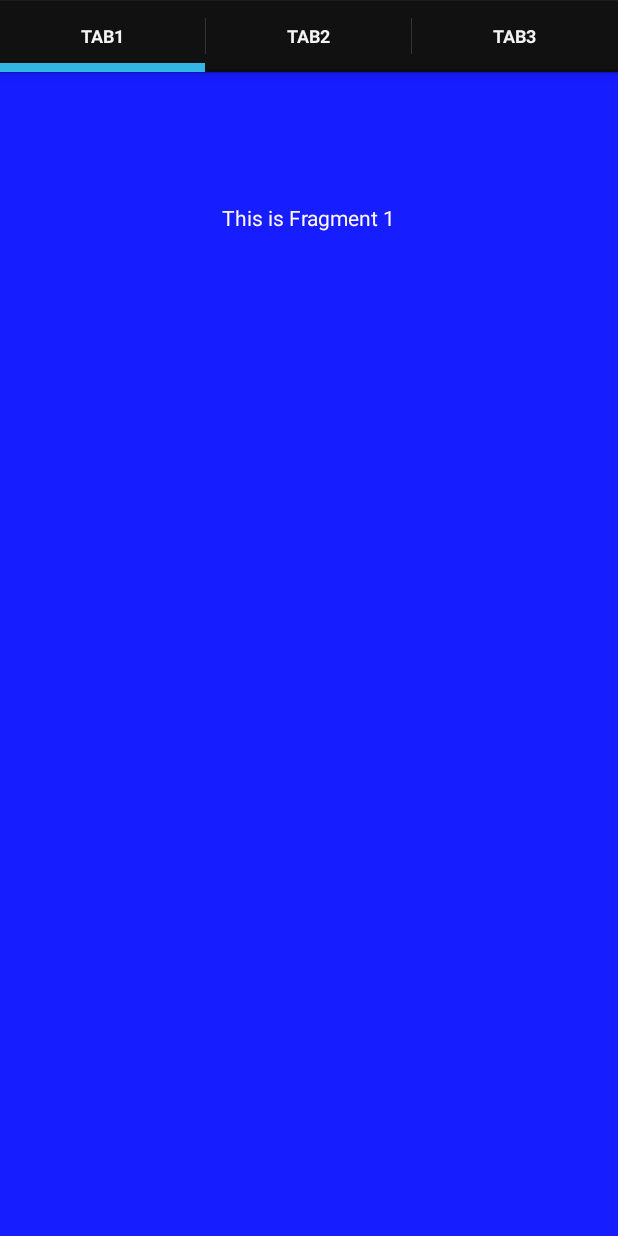
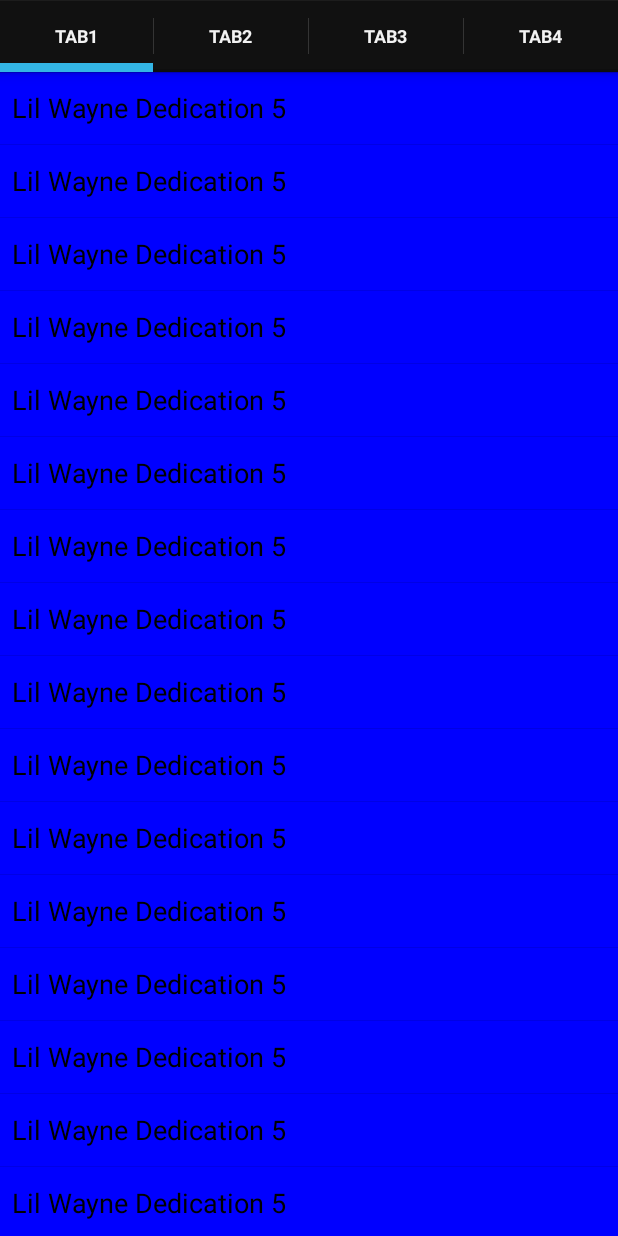
Before and after one commit to 3digital/FragmentTabsTutorial, an Android app: the screen it shows after launch (MainActivity), on a phone screen of 412 x 824 dp. Run offline under Robolectric (Android 15) with nearby library versions, the phone set to English and light mode, and no system bars.

Commit message:
Added background color to each fragment incorparated list array to tabs 1-2

```diff
--- /dev/null
+++ b/FragmentTabsTutorial/src/main/java/com/threedigital/fragmenttabstutorial/FragmentTab4.java
@@ -0,0 +1,19 @@
+package com.threedigital.fragmenttabstutorial;
+
+import android.app.Fragment;
+import android.os.Bundle;
+import android.view.LayoutInflater;
+import android.view.View;
+import android.view.ViewGroup;
+
+/**
+ * Created by 3digital on 10/7/13.
+ */
+public class FragmentTab4 extends Fragment {
+
+
+    @Override
+    public View onCreateView(LayoutInflater inflater, ViewGroup container, Bundle savedInstanceState) {
+        return inflater.inflate(R.layout.fragmenttab4, container, false);
+    }
+}
--- a/FragmentTabsTutorial/src/main/java/com/threedigital/fragmenttabstutorial/MainActivity.java
+++ b/FragmentTabsTutorial/src/main/java/com/threedigital/fragmenttabstutorial/MainActivity.java
@@ -14,18 +14,19 @@ public class MainActivity extends Activity {
         setContentView(R.layout.activity_main);
 
 
-        ActionBar.Tab Tab1, Tab2, Tab3;
+        ActionBar.Tab Tab1, Tab2, Tab3, Tab4;
         Fragment fragmentTab1 = new FragmentTab1();
         Fragment fragmentTab2 = new FragmentTab2();
         Fragment fragmentTab3 = new FragmentTab3();
+        Fragment fragmentTab4 = new FragmentTab4();
 
 
 
             ActionBar actionBar = getActionBar();
 
             // Hide Actionbar Icon
-        assert actionBar != null;
-        actionBar.setDisplayShowHomeEnabled(false);
+            assert actionBar != null;
+            actionBar.setDisplayShowHomeEnabled(false);
 
             // Hide Actionbar Title
             actionBar.setDisplayShowTitleEnabled(false);
@@ -37,15 +38,18 @@ public class MainActivity extends Activity {
             Tab1 = actionBar.newTab().setText("Tab1");
             Tab2 = actionBar.newTab().setText("Tab2");
             Tab3 = actionBar.newTab().setText("Tab3");
+            Tab4 = actionBar.newTab().setText("Tab4");
 
             // Set Tab Listeners
             Tab1.setTabListener(new TabListener(fragmentTab1));
             Tab2.setTabListener(new TabListener(fragmentTab2));
             Tab3.setTabListener(new TabListener(fragmentTab3));
+            Tab4.setTabListener(new TabListener(fragmentTab4));
 
             // Add tabs to actionbar
             actionBar.addTab(Tab1);
             actionBar.addTab(Tab2);
             actionBar.addTab(Tab3);
+            actionBar.addTab(Tab4);
         }
     }
--- a/FragmentTabsTutorial/src/main/res/layout/fragmenttab1.xml
+++ b/FragmentTabsTutorial/src/main/res/layout/fragmenttab1.xml
@@ -2,15 +2,21 @@
 
 <RelativeLayout xmlns:android="http://schemas.android.com/apk/res/android"
     android:layout_width="match_parent" android:layout_height="match_parent"
-    android:background="#161dff">
+    android:background="#0000ff">
 
     <TextView
         android:layout_width="wrap_content"
         android:layout_height="wrap_content"
         android:id="@+id/textView"
+        android:layout_marginTop="12dp"
         android:layout_alignParentTop="true"
-        android:text="@string/Fragment1"
-        android:layout_centerHorizontal="true"
-        android:layout_marginTop="87dp"
-        android:textColor="#fff7fb" />
+        android:layout_centerHorizontal="true" />
+
+    <ListView
+        android:layout_width="wrap_content"
+        android:layout_height="wrap_content"
+        android:id="@+id/listView"
+        android:entries="@array/Jamz"
+        android:layout_centerVertical="true"
+        android:layout_centerHorizontal="true"/>
 </RelativeLayout>
--- a/FragmentTabsTutorial/src/main/res/values/strings.xml
+++ b/FragmentTabsTutorial/src/main/res/values/strings.xml
@@ -6,7 +6,84 @@
     <string name="Fragment1">This is Fragment 1</string>
     <string name="Fragment2">This is Fragment 2</string>
     <string name="Fragment3">This is Fragment 3</string>
+    <string name="Fragment4">This is Fragment 4</string>
+
+    <string-array name="Rock">
+        <item>LL Cool J, Mama Said Knock You Out</item>
+        <item>LL Cool J, Mama Said Knock You Out</item>
+        <item>LL Cool J, Mama Said Knock You Out</item>
+        <item>LL Cool J, Mama Said Knock You Out</item>
+        <item>LL Cool J, Mama Said Knock You Out</item>
+        <item>LL Cool J, Mama Said Knock You Out</item>
+        <item>LL Cool J, Mama Said Knock You Out</item>
+        <item>LL Cool J, Mama Said Knock You Out</item>
+        <item>LL Cool J, Mama Said Knock You Out</item>
+        <item>LL Cool J, Mama Said Knock You Out</item>
+        <item>LL Cool J, Mama Said Knock You Out</item>
+        <item>LL Cool J, Mama Said Knock You Out</item>
+        <item>LL Cool J, Mama Said Knock You Out</item>
+        <item>LL Cool J, Mama Said Knock You Out</item>
+        <item>LL Cool J, Mama Said Knock You Out</item>
+        <item>LL Cool J, Mama Said Knock You Out</item>
+        <item>LL Cool J, Mama Said Knock You Out</item>
+        <item>LL Cool J, Mama Said Knock You Out</item>
+        <item>LL Cool J, Mama Said Knock You Out</item>
+        <item>LL Cool J, Mama Said Knock You Out</item>
+        <item>LL Cool J, Mama Said Knock You Out</item>
+        <item>LL Cool J, Mama Said Knock You Out</item>
 
 
+    </string-array>
+
+    <string-array name="Jamz">
+        <item>Lil Wayne Dedication 5</item>
+        <item>Lil Wayne Dedication 5</item>
+        <item>Lil Wayne Dedication 5</item>
+        <item>Lil Wayne Dedication 5</item>
+        <item>Lil Wayne Dedication 5</item>
+        <item>Lil Wayne Dedication 5</item>
+        <item>Lil Wayne Dedication 5</item>
+        <item>Lil Wayne Dedication 5</item>
+        <item>Lil Wayne Dedication 5</item>
+        <item>Lil Wayne Dedication 5</item>
+        <item>Lil Wayne Dedication 5</item>
+        <item>Lil Wayne Dedication 5</item>
+        <item>Lil Wayne Dedication 5</item>
+        <item>Lil Wayne Dedication 5</item>
+        <item>Lil Wayne Dedication 5</item>
+        <item>Lil Wayne Dedication 5</item>
+        <item>Lil Wayne Dedication 5</item>
+        <item>Lil Wayne Dedication 5</item>
+        <item>Lil Wayne Dedication 5</item>
+        <item>Lil Wayne Dedication 5</item>
+        <item>Lil Wayne Dedication 5</item>
+        <item>Lil Wayne Dedication 5</item>
+        <item>Lil Wayne Dedication 5</item>
+        <item>Lil Wayne Dedication 5</item>
+        <item>Lil Wayne Dedication 5</item>
+        <item>Lil Wayne Dedication 5</item>
+        <item>Lil Wayne Dedication 5</item>
+        <item>Lil Wayne Dedication 5</item>
+        <item>Lil Wayne Dedication 5</item>
+        <item>Lil Wayne Dedication 5</item>
+        <item>Lil Wayne Dedication 5</item>
+        <item>Lil Wayne Dedication 5</item>
+        <item>Lil Wayne Dedication 5</item>
+        <item>Lil Wayne Dedication 5</item>
+        <item>Lil Wayne Dedication 5</item>
+        <item>Lil Wayne Dedication 5</item>
+        <item>Lil Wayne Dedication 5</item>
+        <item>Lil Wayne Dedication 5</item>
+        <item>Lil Wayne Dedication 5</item>
+        <item>Lil Wayne Dedication 5</item>
+        <item>Lil Wayne Dedication 5</item>
+        <item>Lil Wayne Dedication 5</item>
+        <item>Lil Wayne Dedication 5</item>
+        <item>Lil Wayne Dedication 5</item>
+
+
+
+
+    </string-array>
     <item name="fragment_container" type="id" />
 </resources>
--- a/FragmentTabsTutorial/src/main/res/values/styles.xml
+++ b/FragmentTabsTutorial/src/main/res/values/styles.xml
@@ -4,7 +4,8 @@
         Base application theme, dependent on API level. This theme is replaced
         by AppBaseTheme from res/values-vXX/styles.xml on newer devices.
     -->
-    <style name="AppBaseTheme" parent="android:Theme.Light">
+    <style name="AppBaseTheme" parent="android:Theme.DeviceDefault.Light.DarkActionBar">
+        <item name="android:background">#ffffff</item>
         <!--
             Theme customizations available in newer API levels can go in
             res/values-vXX/styles.xml, while customizations related to
```
Also changed, not shown: FragmentTabsTutorial/src/main/res/layout/fragmenttab2.xml (+13 -5 lines), FragmentTabsTutorial/src/main/res/layout/fragmenttab4.xml (renamed from FragmentTabsTutorial/src/main/res/layout/fragmenttab3.xml, +4 -4 lines), FragmentTabsTutorial/src/main/res/drawable-hdpi/karaoke_star.png (added), 1 other file.
